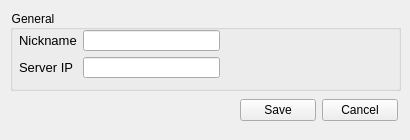
Above: application/settings.ui from SadScream/pyqt-messenger before the change. Below: the same form after it.
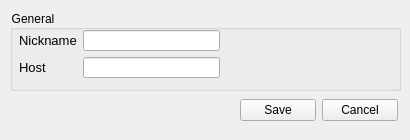
That is the form after the change. Icons and pictures are not drawn.

Diff of the .ui file:
```diff
--- a/application/settings.ui
+++ b/application/settings.ui
@@ -97,7 +97,7 @@
         <string notr="true"/>
        </property>
        <property name="text">
-        <string>Server IP</string>
+        <string>Host</string>
        </property>
       </widget>
      </item>
```
Left out of the diff: 4 changed lines with no effect on the pictures.
